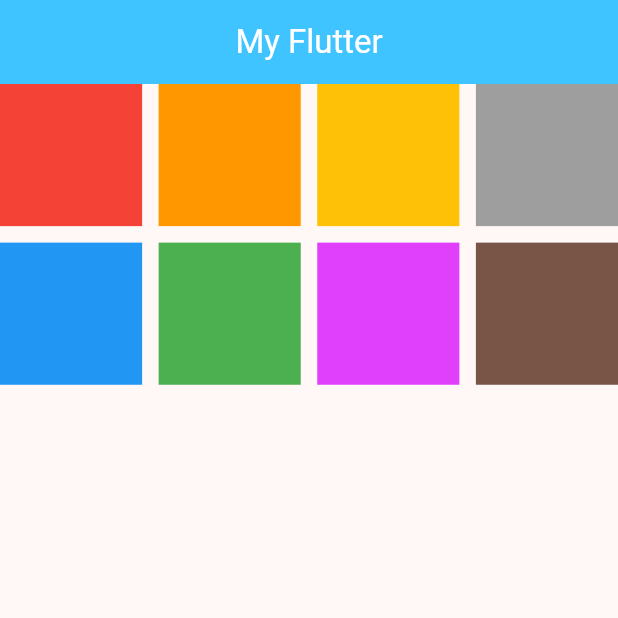
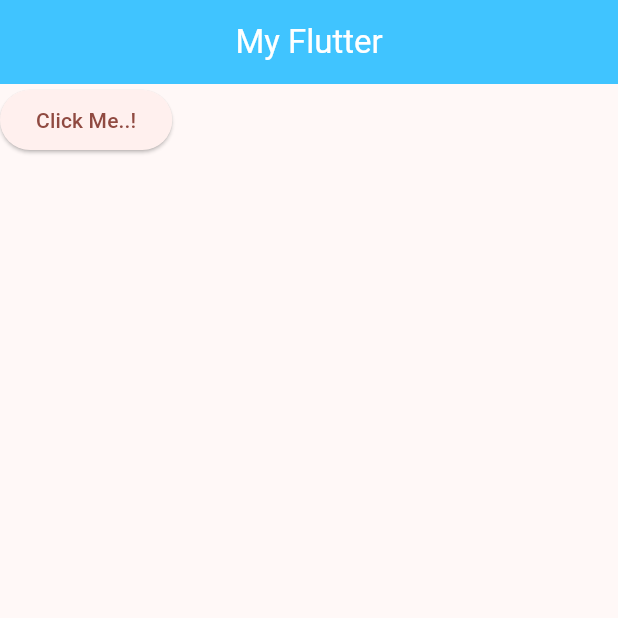
Before and after one commit to rahmanhabib0005/Flutter_App, a Flutter app: the screen it shows after launch, on a phone screen of 412 x 824 dp, the top half of it. Run offline on Flutter 3.47's test engine with Material 3 defaults, Android fonts, the phone set to English and light mode, and no system bars.

Commit message:
callback function

```diff
--- a/lib/main.dart
+++ b/lib/main.dart
@@ -44,6 +44,10 @@ class _MyHomePageState extends State<MyHomePage> {
   //     _counter++;
   //   });
   // }
+
+  void callBack() {
+    print("Clicked!!!");
+  }
 
   @override
   Widget build(BuildContext context) {
@@ -252,18 +256,23 @@ class _MyHomePageState extends State<MyHomePage> {
 
         body: Container(
           // height: 300,
-          child: GridView.builder(
-            itemBuilder: (context, index) {
-              return Container(
-                color: arrColors[index],
-              );
-            },
-            itemCount: arrColors.length,
-            gridDelegate: SliverGridDelegateWithMaxCrossAxisExtent(
-              maxCrossAxisExtent: 100,
-              crossAxisSpacing: 11,
-              mainAxisSpacing: 11,
-            ),
+          //   child: GridView.builder(
+          //     itemBuilder: (context, index) {
+          //       return Container(
+          //         color: arrColors[index],
+          //       );
+          //     },
+          //     itemCount: arrColors.length,
+          //     gridDelegate: SliverGridDelegateWithMaxCrossAxisExtent(
+          //       maxCrossAxisExtent: 100,
+          //       crossAxisSpacing: 11,
+          //       mainAxisSpacing: 11,
+          //     ),
+          //   ),
+          // ));
+          child: ElevatedButton(
+            child: Text('Click Me..!'),
+            onPressed: callBack,
           ),
         ));
   }
```
